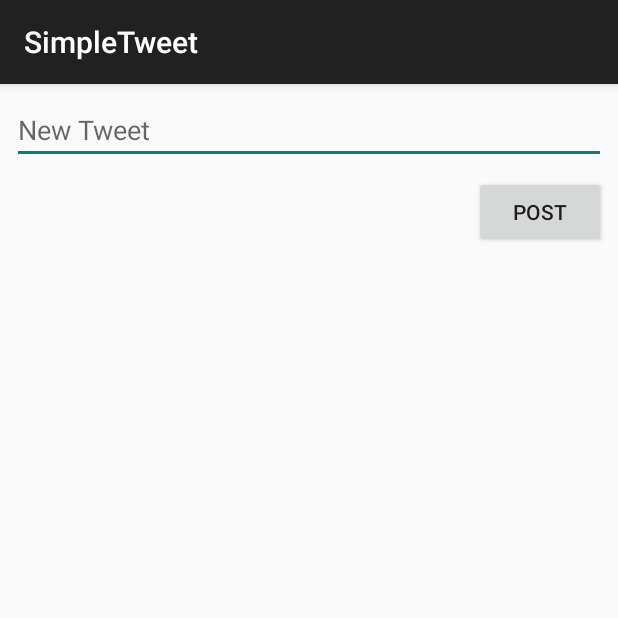
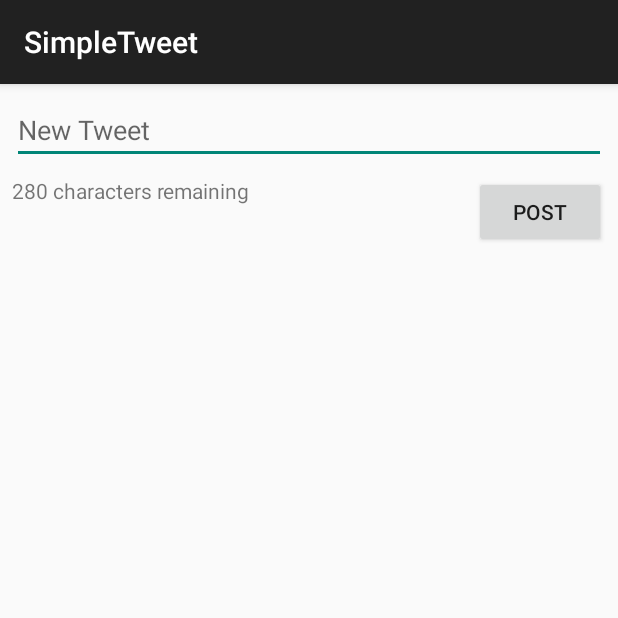
Before and after one commit to Cbaharav/MySimpleTweets, an Android app: the TimelineActivity screen opened directly, with no data from a screen before it, after a tap on "Compose", on a phone screen of 412 x 824 dp, the top half of it. Run offline under Robolectric (Android 15) with nearby library versions, the phone set to English and light mode, and no system bars; our stand-ins replace Room's generated code; libraries missing offline, so code that uses them is left out: com.facebook.stetho, com.loopj.android, cz.msebera.android, org.parceler; pictures from the network do not load; 2 statements that could not run were skipped.

Commit message:
Added username to posts, changed coloration of action bar (blue, and white items), and commented extensively

```diff
--- a/app/src/main/java/com/codepath/apps/restclienttemplate/ComposeActivity.java
+++ b/app/src/main/java/com/codepath/apps/restclienttemplate/ComposeActivity.java
@@ -3,10 +3,12 @@ package com.codepath.apps.restclienttemplate;
 import android.content.Intent;
 import android.os.Bundle;
 import android.support.v7.app.AppCompatActivity;
+import android.text.Editable;
+import android.text.TextWatcher;
 import android.view.View;
 import android.widget.Button;
 import android.widget.EditText;
-import android.widget.Toast;
+import android.widget.TextView;
 
 import com.codepath.apps.restclienttemplate.models.Tweet;
 import com.loopj.android.http.JsonHttpResponseHandler;
@@ -21,38 +23,62 @@ public class ComposeActivity extends AppCompatActivity {
 
     EditText etNewTweet;
     Button btnPost;
+    TextView tvChar;
     TwitterClient client;
+
+    // TextWatcher counts the number of characters, sets tvChar to characters remaining
+    private final TextWatcher mTextEditorWatcher = new TextWatcher() {
+        @Override
+        public void beforeTextChanged(CharSequence s, int start, int count, int after) {
+        }
+
+        @Override
+        public void onTextChanged(CharSequence s, int start, int before, int count) {
+            // sets tvChar to characters remaining while text is being edited
+            tvChar.setText(String.valueOf(280 - s.length()) + " characters remaining");
+        }
+
+        @Override
+        public void afterTextChanged(Editable s) {
+        }
+    };
 
     @Override
     protected void onCreate(Bundle savedInstanceState) {
         super.onCreate(savedInstanceState);
         setContentView(R.layout.activity_compose);
 
+        // perform findViewById lookups
         etNewTweet = (EditText) findViewById(R.id.etNewTweet);
         btnPost = (Button) findViewById(R.id.btnPost);
+        tvChar = (TextView) findViewById(R.id.tvChar);
+        // setting textwatcher on etNewTweet
+        etNewTweet.addTextChangedListener(mTextEditorWatcher);
     }
 
+
+    // post button is clicked on new tweet
     public void onPost(View v) {
-        Toast.makeText(this, "post button clicked", Toast.LENGTH_LONG).show();
+        // instantiating client with this context
         client = TwitterApp.getRestClient(this);
+        // call sendTweet from TwitterClient
         client.sendTweet(etNewTweet.getText().toString(), new JsonHttpResponseHandler() {
             @Override
             public void onSuccess(int statusCode, Header[] headers, JSONObject response) {
-                //Log.d("TwitterClient", response.toString());
-                // iterate through the JSON array
-                // for each entry, deserialize the JSON object
-
                 try {
+                    // get new tweet
                     Tweet tweet = Tweet.fromJSON(response);
+                    // create new intent and add tweet as extra (parceled)
                     Intent i = new Intent();
                     i.putExtra(Tweet.class.getSimpleName(), Parcels.wrap(tweet));
+                    // set as result of the intent, returning to TimelineActivity
                     setResult(RESULT_OK, i);
+                    // close ComposeActivity
                     finish();
 
                 } catch (JSONException e) {
                     e.printStackTrace();
                 }
-
             }
         });
 
--- a/app/src/main/java/com/codepath/apps/restclienttemplate/TimelineActivity.java
+++ b/app/src/main/java/com/codepath/apps/restclienttemplate/TimelineActivity.java
@@ -2,10 +2,13 @@ package com.codepath.apps.restclienttemplate;
 
 import android.content.Context;
 import android.content.Intent;
+import android.graphics.Color;
+import android.graphics.drawable.ColorDrawable;
 import android.graphics.drawable.Drawable;
 import android.os.Bundle;
 import android.support.annotation.ColorRes;
 import android.support.v4.graphics.drawable.DrawableCompat;
+import android.support.v7.app.ActionBar;
 import android.support.v7.app.AppCompatActivity;
 import android.support.v7.widget.LinearLayoutManager;
 import android.support.v7.widget.RecyclerView;
@@ -51,10 +54,16 @@ public class TimelineActivity extends AppCompatActivity {
         // set the adapter
         rvTweets.setAdapter(tweetAdapter);
 
+        // modifying the action bar, blue background and different title
+        ActionBar bar = getSupportActionBar();
+        bar.setBackgroundDrawable(new ColorDrawable(Color.parseColor("#ff1da1f2")));
+        bar.setTitle("Twitter-ish");
+
         populateTimeline();
 
     }
 
+    // can be used to change the color of menu icons
     public static void tintMenuIcon(Context context, MenuItem item, @ColorRes int color) {
         Drawable normalDrawable = item.getIcon();
         Drawable wrapDrawable = DrawableCompat.wrap(normalDrawable);
@@ -65,33 +74,38 @@ public class TimelineActivity extends AppCompatActivity {
 
     @Override
     public boolean onCreateOptionsMenu(Menu menu) {
-        //Inflate the menu; this adds items to the action bar if it is present
+        // inflate the menu; this adds items to the action bar if it is present
         getMenuInflater().inflate(R.menu.menu_main, menu);
+
+        // changing compose action to white
         MenuItem menuItem = menu.findItem(R.id.miCompose);
-
         if (menuItem != null) {
-            tintMenuIcon(TimelineActivity.this, menuItem, android.R.color.holo_blue_light);
+            tintMenuIcon(TimelineActivity.this, menuItem, android.R.color.white);
         }
 
         return true;
     }
 
     public void onComposeAction(MenuItem mi) {
+        // sending intent to compose activity class when compose action is clicked
         Intent i = new Intent(TimelineActivity.this, ComposeActivity.class);
         startActivityForResult(i, COMP_REQUEST_CODE);
 
     }
 
-    //handle results from compose action
+    // handle results from compose action
     @Override
     protected void onActivityResult(int requestCode, int resultCode, Intent data) {
         super.onActivityResult(requestCode, resultCode, data);
-        //if the edit activity completed ok
+        // if the edit activity completed ok
         if(resultCode == RESULT_OK && requestCode == COMP_REQUEST_CODE) {
             //extract updated item text from result intent extras
             Tweet newTweet = (Tweet) Parcels.unwrap(data.getParcelableExtra(Tweet.class.getSimpleName()));
+            // add new tweet to top of array list
             tweets.add(0, newTweet);
+            // notify adapter of new tweet
             tweetAdapter.notifyItemInserted(0);
+            // move recycler view to top of page
             rvTweets.scrollToPosition(0);
         }
     }
@@ -100,10 +114,8 @@ public class TimelineActivity extends AppCompatActivity {
         client.getHomeTimeline(new JsonHttpResponseHandler() {
             @Override
             public void onSuccess(int statusCode, Header[] headers, JSONArray response) {
-                //Log.d("TwitterClient", response.toString());
                 // iterate through the JSON array
                 // for each entry, deserialize the JSON object
-
                 for(int i = 0; i < response.length(); i++) {
                     // convert each object to a Tweet model
                     // add that Tweet model to our data source
@@ -116,9 +128,7 @@ public class TimelineActivity extends AppCompatActivity {
                     } catch (JSONException e) {
                         e.printStackTrace();
                     }
-
                 }
-
             }
 
             @Override
--- a/app/src/main/java/com/codepath/apps/restclienttemplate/models/Tweet.java
+++ b/app/src/main/java/com/codepath/apps/restclienttemplate/models/Tweet.java
@@ -33,7 +33,7 @@ public class Tweet {
         return tweet;
     }
 
-    // getRelativeTimeAgo("Mon Apr 01 21:16:23 +0000 2014");
+    // getting the time since posted based on created_at JSON value
     public String getRelativeTimeAgo(String rawJsonDate) {
         String twitterFormat = "EEE MMM dd HH:mm:ss ZZZZZ yyyy";
         SimpleDateFormat sf = new SimpleDateFormat(twitterFormat, Locale.ENGLISH);
--- a/app/src/main/res/layout/activity_compose.xml
+++ b/app/src/main/res/layout/activity_compose.xml
@@ -16,6 +16,7 @@
         android:ems="10"
         android:hint="New Tweet"
         android:inputType="textPersonName"
+        android:maxLength="280"
         app:layout_constraintEnd_toEndOf="parent"
         app:layout_constraintStart_toStartOf="parent"
         app:layout_constraintTop_toTopOf="parent" />
@@ -30,4 +31,14 @@
         app:layout_constraintEnd_toEndOf="parent"
         app:layout_constraintTop_toBottomOf="@+id/etNewTweet"
         android:onClick="onPost"/>
+
+    <TextView
+        android:id="@+id/tvChar"
+        android:layout_width="wrap_content"
+        android:layout_height="0dp"
+        android:layout_marginStart="8dp"
+        android:layout_marginTop="8dp"
+        android:text="280 characters remaining"
+        app:layout_constraintStart_toStartOf="parent"
+        app:layout_constraintTop_toBottomOf="@+id/etNewTweet" />
 </android.support.constraint.ConstraintLayout>
```
Also changed, not shown: app/src/main/java/com/codepath/apps/restclienttemplate/TweetAdapter.java (+7 -5 lines), app/src/main/java/com/codepath/apps/restclienttemplate/TwitterClient.java (+3 -9 lines), app/src/main/res/layout/item_tweet.xml (+12 -4 lines).
